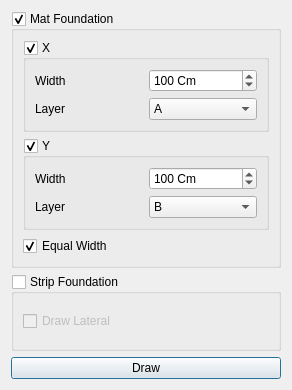
Before: the Qt Designer form safe/punch/Resources/ui/draw_automatic_strip.ui in ebrahimraeyat/OSAFE, drawn with Qt 5.
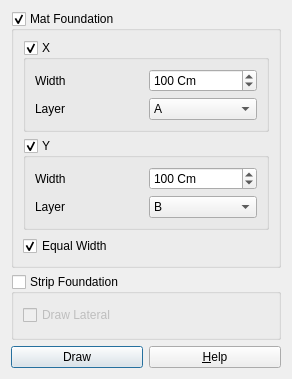
After: the same form once the commit is applied. Icons and pictures are not drawn.

Commit message: adding help for make auto strip

Diff of the .ui file:
```diff
--- a/safe/punch/Resources/ui/draw_automatic_strip.ui
+++ b/safe/punch/Resources/ui/draw_automatic_strip.ui
@@ -7,7 +7,7 @@
     <x>0</x>
     <y>0</y>
     <width>292</width>
-    <height>390</height>
+    <height>379</height>
    </rect>
   </property>
   <property name="windowTitle">
@@ -212,6 +212,8 @@
     </widget>
    </item>
    <item>
+    <layout class="QHBoxLayout" name="horizontalLayout">
+     <item>
     <widget class="QPushButton" name="draw_button">
      <property name="text">
       <string>Draw</string>
@@ -221,6 +223,22 @@
        <normaloff>:/safe/Resources/icons/strip.svg</normaloff>:/safe/Resources/icons/strip.svg</iconset>
      </property>
     </widget>
+     </item>
+     <item>
+      <widget class="QPushButton" name="help">
+       <property name="text">
+        <string>&amp;Help</string>
+       </property>
+       <property name="icon">
+        <iconset resource="../../py_widget/resource.qrc">
+         <normaloff>:/safe/Resources/icons/help.png</normaloff>:/safe/Resources/icons/help.png</iconset>
+       </property>
+       <property name="shortcut">
+        <string>F1</string>
+       </property>
+      </widget>
+     </item>
+    </layout>
    </item>
   </layout>
  </widget>
```
Lines whose indentation alone changed are shown as unchanged. The commit also changes 6 other files.
